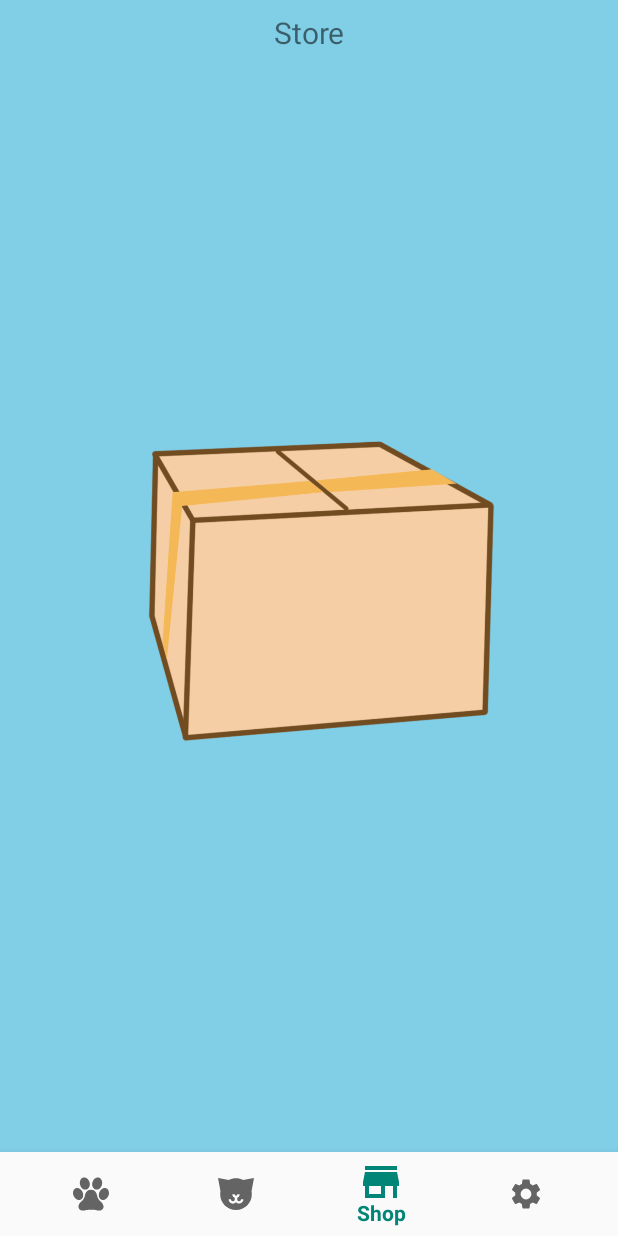
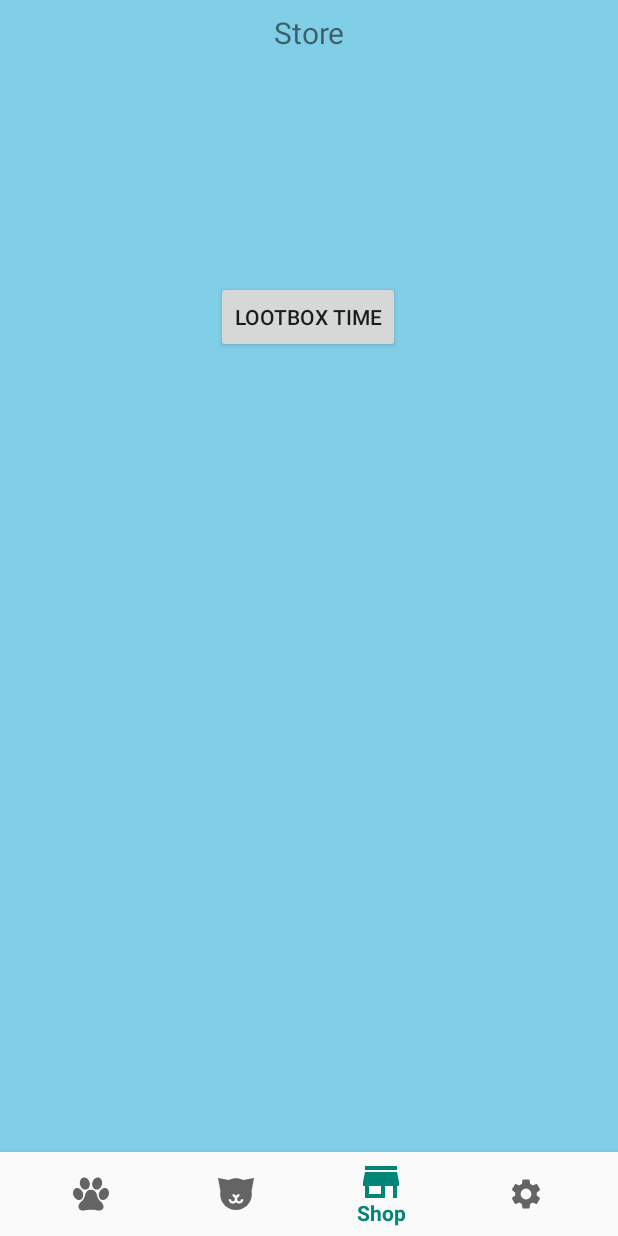
Before and after one commit to abenfield/Cat-Clicker-Citadel, an Android app: the ShopFragment screen opened through its navigation route, on a phone screen of 412 x 824 dp. Run offline under Robolectric (Android 15) with nearby library versions, the phone set to English and light mode, and no system bars; our stand-ins replace navigation-ui.

Commit message:
Seperated Loot Box Page into a seperate activity

```diff
--- a/app/src/main/res/layout/fragment_shop.xml
+++ b/app/src/main/res/layout/fragment_shop.xml
@@ -19,41 +19,17 @@
         app:layout_constraintStart_toStartOf="parent"
         app:layout_constraintTop_toTopOf="parent" />
 
-    <ImageView
-        android:id="@+id/lootBox"
-        android:layout_width="318dp"
-        android:layout_height="285dp"
-        android:layout_marginStart="56dp"
-        android:layout_marginLeft="56dp"
-        android:layout_marginTop="196dp"
+    <Button
+        android:id="@+id/lootButton"
+        android:layout_width="wrap_content"
+        android:layout_height="wrap_content"
+        android:layout_marginStart="144dp"
+        android:layout_marginLeft="144dp"
+        android:layout_marginTop="152dp"
+        android:text="LootBox Time"
         app:layout_constraintStart_toStartOf="parent"
-        app:layout_constraintTop_toBottomOf="@+id/text_notifications"
-        app:srcCompat="@drawable/box_close" />
+        app:layout_constraintTop_toBottomOf="@+id/text_notifications" />
 
-    <ImageView
-        android:id="@+id/prize"
-        android:layout_width="235dp"
-        android:layout_height="285dp"
-        android:layout_marginStart="88dp"
-        android:layout_marginLeft="88dp"
-        android:layout_marginBottom="43dp"
-        android:visibility="invisible"
-        app:layout_constraintBottom_toTopOf="@+id/lootBox"
-        app:layout_constraintStart_toStartOf="parent"
-        app:layout_constraintTop_toBottomOf="@+id/text_notifications"
-        app:layout_constraintVertical_bias="0.0"
-        app:srcCompat="@drawable/locked_cat" />
 
-    <TextView
-        android:id="@+id/unlockText"
-        android:layout_width="match_parent"
-        android:layout_height="wrap_content"
-        android:layout_marginBottom="116dp"
-        android:background="#3BE652FF"
-        android:text="You unlocked a meme!"
-        android:textSize="30sp"
-        android:visibility="invisible"
-        app:layout_constraintBottom_toBottomOf="parent"
-        app:layout_constraintStart_toStartOf="parent" />
 
 </androidx.constraintlayout.widget.ConstraintLayout>
```
Also changed, not shown: app/src/main/AndroidManifest.xml (+13 -0 lines), app/src/main/java/com/cis385/mssu/catclickercitadel/LootBoxActivity.java (added, +197 -0 lines), app/src/main/java/com/cis385/mssu/catclickercitadel/ui/shop/ShopFragment.java (+16 -164 lines), app/src/main/res/layout/loot_box_activity.xml (added, +59 -0 lines).
